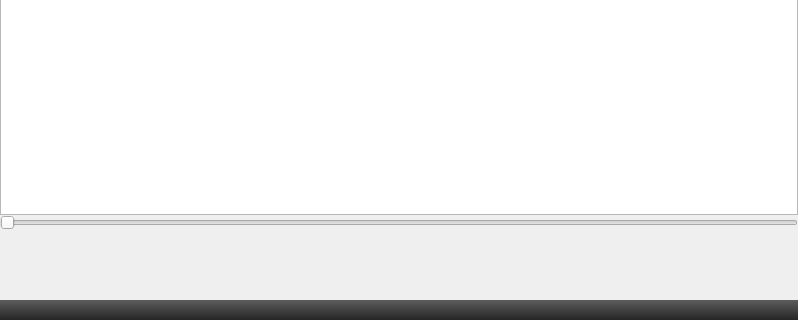
niktischenko/someplayer, file src/ui/playerform.ui: the form before one commit; both pictures show x 0 to 798 and y 158 to 478 of the 798 by 478 pixel window.
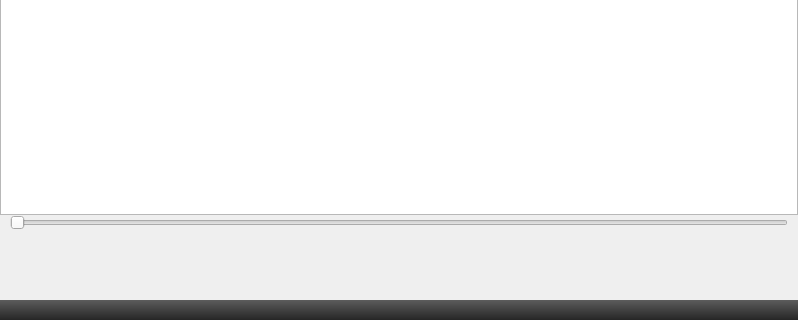
The form after the commit. Icons and pictures are not drawn.

Commit message: Added spacers around volume slider

```diff
--- a/src/ui/playerform.ui
+++ b/src/ui/playerform.ui
@@ -301,6 +301,24 @@
       </widget>
      </item>
      <item>
+      <layout class="QHBoxLayout" name="horizontalLayout">
+       <item>
+        <spacer name="horizontalSpacer">
+         <property name="orientation">
+          <enum>Qt::Horizontal</enum>
+         </property>
+         <property name="sizeType">
+          <enum>QSizePolicy::Fixed</enum>
+         </property>
+         <property name="sizeHint" stdset="0">
+          <size>
+           <width>10</width>
+           <height>0</height>
+          </size>
+         </property>
+        </spacer>
+       </item>
+       <item>
       <widget class="QSlider" name="volumeSlider">
        <property name="orientation">
         <enum>Qt::Horizontal</enum>
@@ -312,6 +330,24 @@
         <bool>false</bool>
        </property>
       </widget>
+       </item>
+       <item>
+        <spacer name="horizontalSpacer_3">
+         <property name="orientation">
+          <enum>Qt::Horizontal</enum>
+         </property>
+         <property name="sizeType">
+          <enum>QSizePolicy::Fixed</enum>
+         </property>
+         <property name="sizeHint" stdset="0">
+          <size>
+           <width>10</width>
+           <height>0</height>
+          </size>
+         </property>
+        </spacer>
+       </item>
+      </layout>
      </item>
     </layout>
    </item>
```
Lines whose indentation alone changed are shown as unchanged.
